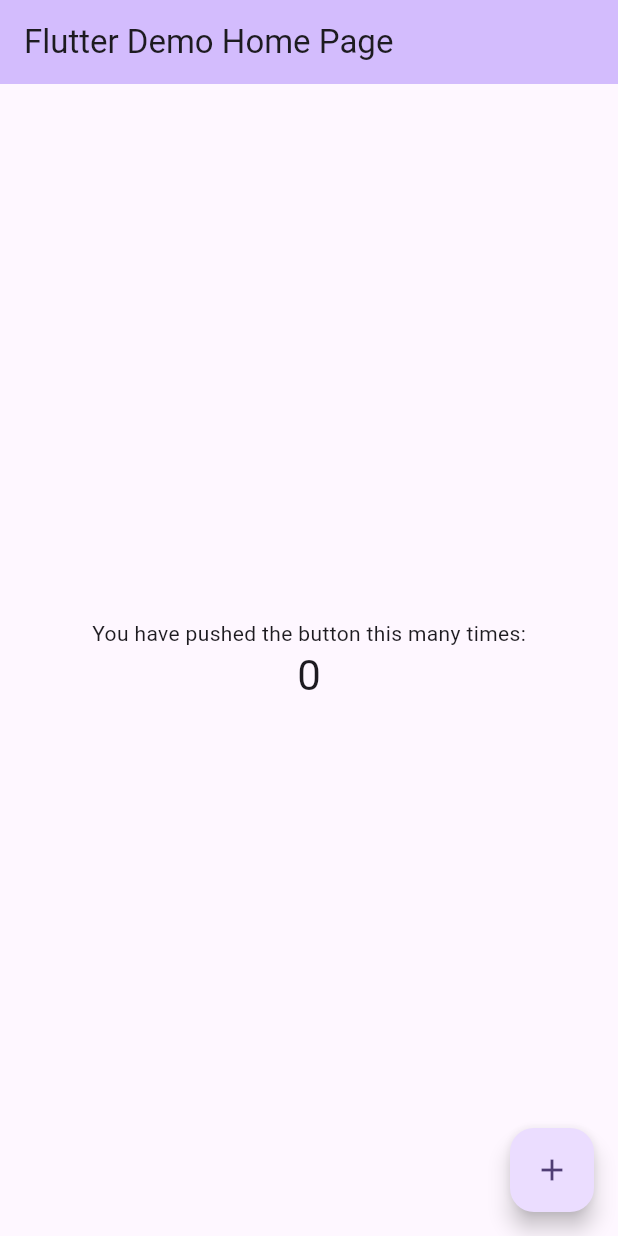
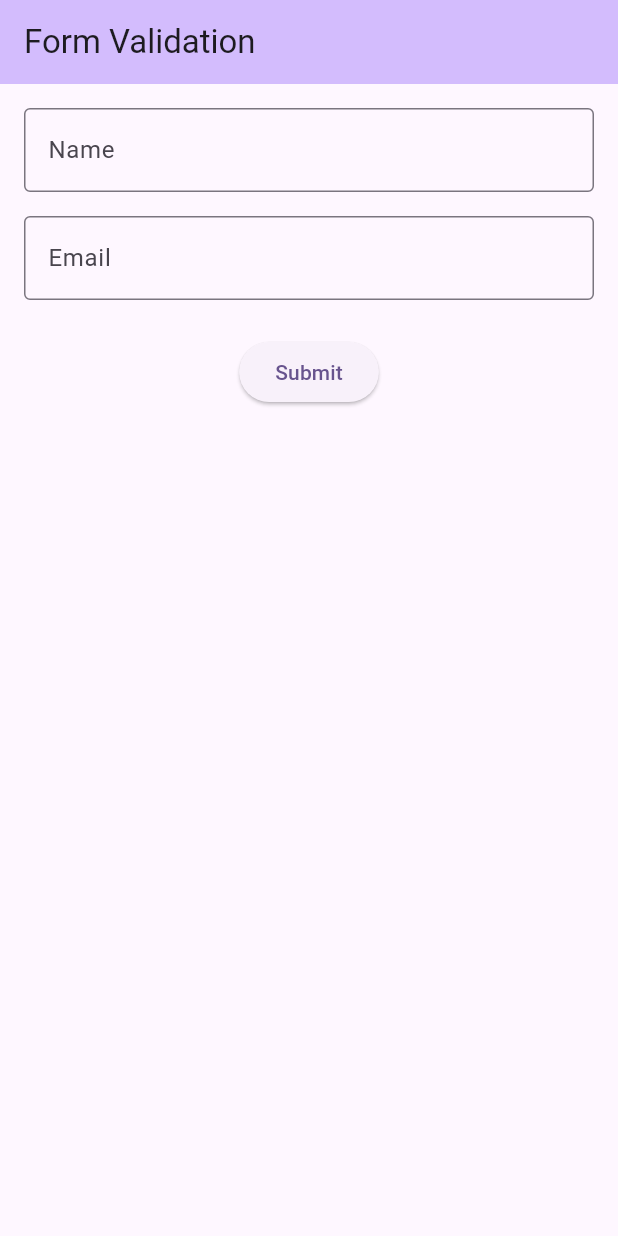
Before and after one commit to denzil-muchangi/form_with_validation, a Flutter app: the screen it shows after launch, on a phone screen of 412 x 824 dp. Run offline on Flutter 3.47's test engine with Material 3 defaults, Android fonts, the phone set to English and light mode, and no system bars.

Commit message:
feat: replace counter demo with form validation
The demo counter functionality has been replaced with a form validation feature. This includes adding name and email fields with validation, removing unused counter code, and updating the app title to reflect the new functionality.

```diff
--- a/lib/main.dart
+++ b/lib/main.dart
@@ -7,45 +7,20 @@ void main() {
 class MyApp extends StatelessWidget {
   const MyApp({super.key});
 
-  // This widget is the root of your application.
   @override
   Widget build(BuildContext context) {
     return MaterialApp(
-      title: 'Flutter Demo',
+      title: 'Form Validation',
       theme: ThemeData(
-        // This is the theme of your application.
-        //
-        // TRY THIS: Try running your application with "flutter run". You'll see
-        // the application has a purple toolbar. Then, without quitting the app,
-        // try changing the seedColor in the colorScheme below to Colors.green
-        // and then invoke "hot reload" (save your changes or press the "hot
-        // reload" button in a Flutter-supported IDE, or press "r" if you used
-        // the command line to start the app).
-        //
-        // Notice that the counter didn't reset back to zero; the application
-        // state is not lost during the reload. To reset the state, use hot
-        // restart instead.
-        //
-        // This works for code too, not just values: Most code changes can be
-        // tested with just a hot reload.
         colorScheme: ColorScheme.fromSeed(seedColor: Colors.deepPurple),
       ),
-      home: const MyHomePage(title: 'Flutter Demo Home Page'),
+      home: const MyHomePage(title: 'Form Validation'),
     );
   }
 }
 
 class MyHomePage extends StatefulWidget {
   const MyHomePage({super.key, required this.title});
-
-  // This widget is the home page of your application. It is stateful, meaning
-  // that it has a State object (defined below) that contains fields that affect
-  // how it looks.
-
-  // This class is the configuration for the state. It holds the values (in this
-  // case the title) provided by the parent (in this case the App widget) and
-  // used by the build method of the State. Fields in a Widget subclass are
-  // always marked "final".
 
   final String title;
 
@@ -54,69 +29,75 @@ class MyHomePage extends StatefulWidget {
 }
 
 class _MyHomePageState extends State<MyHomePage> {
-  int _counter = 0;
+  final _formKey = GlobalKey<FormState>();
+  final _nameController = TextEditingController();
+  final _emailController = TextEditingController();
 
-  void _incrementCounter() {
-    setState(() {
-      // This call to setState tells the Flutter framework that something has
-      // changed in this State, which causes it to rerun the build method below
-      // so that the display can reflect the updated values. If we changed
-      // _counter without calling setState(), then the build method would not be
-      // called again, and so nothing would appear to happen.
-      _counter++;
-    });
+  @override
+  void dispose() {
+    _nameController.dispose();
+    _emailController.dispose();
+    super.dispose();
   }
 
   @override
   Widget build(BuildContext context) {
-    // This method is rerun every time setState is called, for instance as done
-    // by the _incrementCounter method above.
-    //
-    // The Flutter framework has been optimized to make rerunning build methods
-    // fast, so that you can just rebuild anything that needs updating rather
-    // than having to individually change instances of widgets.
     return Scaffold(
       appBar: AppBar(
-        // TRY THIS: Try changing the color here to a specific color (to
-        // Colors.amber, perhaps?) and trigger a hot reload to see the AppBar
-        // change color while the other colors stay the same.
         backgroundColor: Theme.of(context).colorScheme.inversePrimary,
-        // Here we take the value from the MyHomePage object that was created by
-        // the App.build method, and use it to set our appbar title.
         title: Text(widget.title),
       ),
-      body: Center(
-        // Center is a layout widget. It takes a single child and positions it
-        // in the middle of the parent.
-        child: Column(
-          // Column is also a layout widget. It takes a list of children and
-          // arranges them vertically. By default, it sizes itself to fit its
-          // children horizontally, and tries to be as tall as its parent.
-          //
-          // Column has various properties to control how it sizes itself and
-          // how it positions its children. Here we use mainAxisAlignment to
-          // center the children vertically; the main axis here is the vertical
-          // axis because Columns are vertical (the cross axis would be
-          // horizontal).
-          //
-          // TRY THIS: Invoke "debug painting" (choose the "Toggle Debug Paint"
-          // action in the IDE, or press "p" in the console), to see the
-          // wireframe for each widget.
-          mainAxisAlignment: MainAxisAlignment.center,
-          children: <Widget>[
-            const Text('You have pushed the button this many times:'),
-            Text(
-              '$_counter',
-              style: Theme.of(context).textTheme.headlineMedium,
-            ),
-          ],
+      body: Padding(
+        padding: const EdgeInsets.all(16.0),
+        child: Form(
+          key: _formKey,
+          child: Column(
+            children: [
+              TextFormField(
+                controller: _nameController,
+                decoration: const InputDecoration(
+                  labelText: 'Name',
+                  border: OutlineInputBorder(),
+                ),
+                validator: (value) {
+                  if (value == null || value.isEmpty) {
+                    return 'Please enter your name';
+                  }
+                  return null;
+                },
+              ),
+              const SizedBox(height: 16),
+              TextFormField(
+                controller: _emailController,
+                decoration: const InputDecoration(
+                  labelText: 'Email',
+                  border: OutlineInputBorder(),
+                ),
+                validator: (value) {
+                  if (value == null || value.isEmpty) {
+                    return 'Please enter your email';
+                  }
+                  if (!RegExp(r'^[^@]+@[^@]+\.[^@]+').hasMatch(value)) {
+                    return 'Please enter a valid email';
+                  }
+                  return null;
+                },
+              ),
+              const SizedBox(height: 24),
+              ElevatedButton(
+                onPressed: () {
+                  if (_formKey.currentState!.validate()) {
+                    ScaffoldMessenger.of(context).showSnackBar(
+                      const SnackBar(content: Text('Form submitted successfully')),
+                    );
+                  }
+                },
+                child: const Text('Submit'),
+              ),
+            ],
+          ),
         ),
       ),
-      floatingActionButton: FloatingActionButton(
-        onPressed: _incrementCounter,
-        tooltip: 'Increment',
-        child: const Icon(Icons.add),
-      ), // This trailing comma makes auto-formatting nicer for build methods.
     );
   }
 }
```
